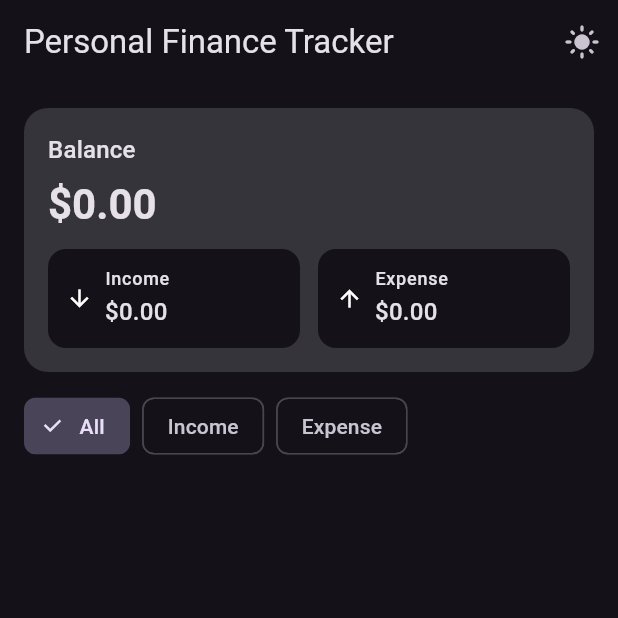
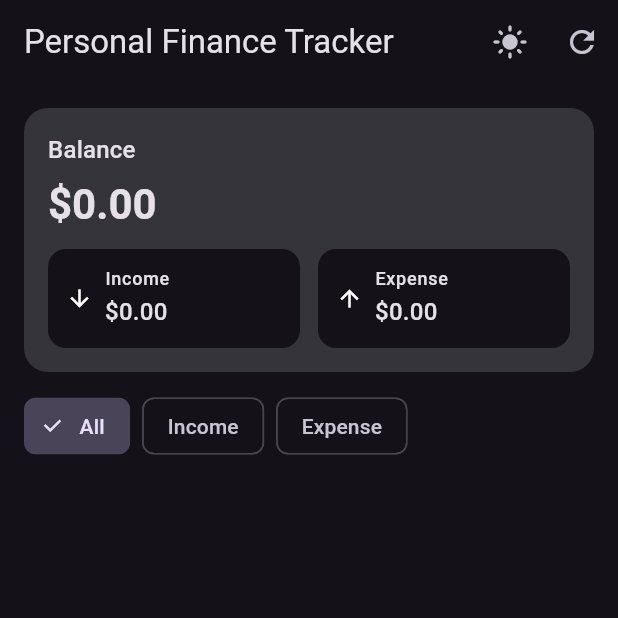
Before and after one commit to HamzaDsu/personal_finance_tracker, a Flutter app: the screen it shows after launch, after a tap on the "dark mode" icon, on a phone screen of 412 x 824 dp, the top half of it. Run offline on Flutter 3.47's test engine with Material 3 defaults, Android fonts, the phone set to English and light mode, and no system bars; our stand-ins replace equatable, fl_chart, flutter_bloc, hive, hive_flutter, shared_preferences; accounts and stored records are empty.

Commit message:
Add Charts showing spending by category

```diff
--- /dev/null
+++ b/lib/core/utils/category_aggregator.dart
@@ -0,0 +1,17 @@
+import '../../features/transactions/domain/entities/transaction_entity.dart';
+
+Map<String, double> expenseByCategory(List<TransactionEntity> transactions) {
+  final Map<String, double> result = {};
+
+  for (final tx in transactions) {
+    if (tx.type != TransactionType.expense) continue;
+
+    result.update(
+      tx.category,
+          (value) => value + tx.amount,
+      ifAbsent: () => tx.amount,
+    );
+  }
+
+  return result;
+}
--- a/lib/features/transactions/presentation/pages/home_page.dart
+++ b/lib/features/transactions/presentation/pages/home_page.dart
@@ -3,10 +3,13 @@ import 'package:flutter_bloc/flutter_bloc.dart';
 
 import '../../../../app/theme/theme_cubit.dart';
 import '../../../../app/theme/theme_state.dart';
+import '../../../../core/utils/category_aggregator.dart';
 import '../bloc/transaction_bloc.dart';
 import '../bloc/transaction_event.dart';
 import '../bloc/transaction_state.dart';
 import '../widgets/balance_header.dart';
+import '../widgets/category_legend.dart';
+import '../widgets/category_pie_chart.dart';
 import '../widgets/filter_chips.dart';
 import '../widgets/transaction_list.dart';
 import 'add_transaction_page.dart';
@@ -27,6 +30,12 @@ class HomePage extends StatelessWidget {
                 onPressed: () => context.read<ThemeCubit>().toggleTheme(),
                 icon: Icon(themeState.isDark ? Icons.light_mode : Icons.dark_mode),
               ),
+              IconButton(
+                tooltip: 'Reload',
+                onPressed: () =>
+                    context.read<TransactionBloc>().add(const LoadTransactions()),
+                icon: const Icon(Icons.refresh),
+              ),
             ],
           ),
           body: BlocConsumer<TransactionBloc, TransactionState>(
@@ -44,6 +53,8 @@ class HomePage extends StatelessWidget {
                 return const Center(child: CircularProgressIndicator());
               }
 
+              final expenseData = expenseByCategory(state.transactions);
+
               return Padding(
                 padding: const EdgeInsets.all(16),
                 child: Column(
@@ -54,14 +65,33 @@ class HomePage extends StatelessWidget {
                       income: state.totalIncome,
                       expense: state.totalExpense,
                     ),
+
                     const SizedBox(height: 12),
+
                     FilterChips(
                       current: state.filter,
                       onChanged: (f) => context
                           .read<TransactionBloc>()
                           .add(ChangeTransactionFilter(f)),
                     ),
+
+                    if (expenseData.isNotEmpty) ...[
+                      const SizedBox(height: 16),
+                      Text(
+                        'Spending by Category',
+                        style: Theme.of(context).textTheme.titleMedium,
+                      ),
+                      const SizedBox(height: 12),
+                      SizedBox(
+                        height: 200,
+                        child: CategoryPieChart(data: expenseData),
+                      ),
+                      const SizedBox(height: 8),
+                      CategoryLegend(data: expenseData),
+                    ],
+
                     const SizedBox(height: 12),
+
                     Expanded(
                       child: TransactionList(
                         transactions: state.visibleTransactions,
--- a/pubspec.yaml
+++ b/pubspec.yaml
@@ -42,6 +42,7 @@ dependencies:
   hive_flutter: ^1.1.0
   path_provider: ^2.1.4
   uuid: ^4.5.1
+  fl_chart: ^0.66.2
 
 
 dev_dependencies:
```
Also changed, not shown: lib/core/ui/category_colors.dart (added, +23 -0 lines), lib/features/transactions/presentation/widgets/category_legend.dart (added, +36 -0 lines), lib/features/transactions/presentation/widgets/category_pie_chart.dart (added, +47 -0 lines), pubspec.lock, 1 other file.
